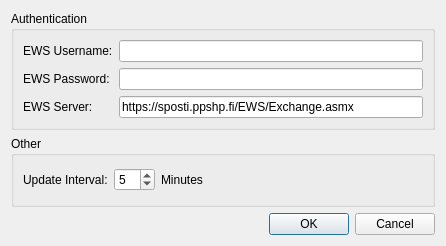
Before: the Qt Designer form CalendarInfoscreen/ui/Preferences.ui in karivatj/Script-Tools, drawn with Qt 5.
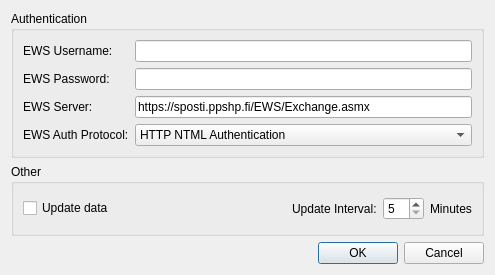
After: the same form once the commit is applied.

Commit message: Moved pagegenerator to a separate thread. some modifications to preferences

```diff
--- a/CalendarInfoscreen/ui/Preferences.ui
+++ b/CalendarInfoscreen/ui/Preferences.ui
@@ -6,8 +6,8 @@
    <rect>
     <x>0</x>
     <y>0</y>
-    <width>446</width>
-    <height>246</height>
+    <width>495</width>
+    <height>275</height>
    </rect>
   </property>
   <property name="windowTitle">
@@ -61,6 +61,22 @@
         </property>
        </widget>
       </item>
+      <item row="4" column="1">
+       <widget class="QComboBox" name="comboBox">
+        <item>
+         <property name="text">
+          <string>HTTP NTML Authentication</string>
+         </property>
+        </item>
+       </widget>
+      </item>
+      <item row="4" column="0">
+       <widget class="QLabel" name="label">
+        <property name="text">
+         <string>EWS Auth Protocol:</string>
+        </property>
+       </widget>
+      </item>
      </layout>
     </widget>
    </item>
@@ -70,31 +86,38 @@
       <string>Other</string>
      </property>
      <layout class="QGridLayout" name="gridLayout">
-      <item row="0" column="2">
+      <item row="0" column="0">
+       <widget class="QCheckBox" name="chkUpdateData">
+        <property name="text">
+         <string>Update data</string>
+        </property>
+       </widget>
+      </item>
+      <item row="0" column="4">
        <widget class="QLabel" name="lblMinutes">
         <property name="text">
          <string>Minutes</string>
         </property>
        </widget>
       </item>
-      <item row="0" column="1">
+      <item row="0" column="3">
        <widget class="QSpinBox" name="spinInterval">
         <property name="minimum">
-         <number>1</number>
+         <number>5</number>
         </property>
         <property name="value">
          <number>5</number>
         </property>
        </widget>
       </item>
-      <item row="0" column="0">
+      <item row="0" column="2">
        <widget class="QLabel" name="lblInterval">
         <property name="text">
          <string>Update Interval:</string>
         </property>
        </widget>
       </item>
-      <item row="0" column="3">
+      <item row="0" column="1">
        <spacer name="horizontalSpacer">
         <property name="orientation">
          <enum>Qt::Horizontal</enum>
```
The commit also changes 4 other files.
